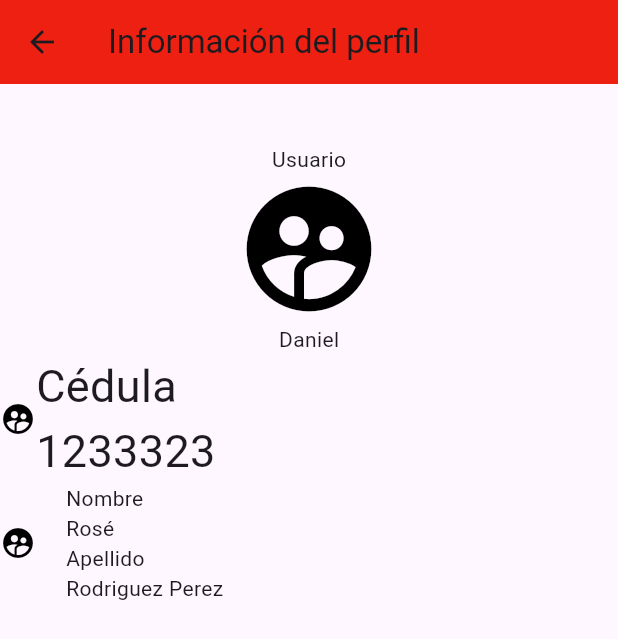
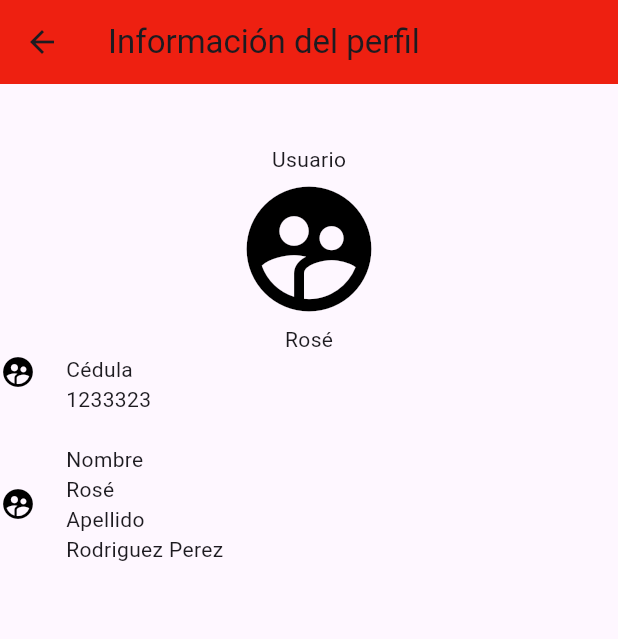
Before and after one commit to ara-project/Front, a Flutter app: the Perfil screen opened by its route, on a phone screen of 412 x 824 dp. Shown: the top 639 px of the screen. Run offline on Flutter 3.47's test engine with Material 3 defaults, Android fonts, the phone set to English and light mode, and no system bars; our stand-ins replace get.

Commit message:
Ningun cambio

```diff
--- a/lib/pages/perfile_page.dart
+++ b/lib/pages/perfile_page.dart
@@ -7,8 +7,7 @@ class Perfil extends StatelessWidget {
   Widget build(BuildContext context) {
     return Scaffold(appBar: AppBar(
       title: const Text("Información del perfil"),
-      backgroundColor: const Color.fromARGB(255, 238, 32, 17)
-    ),
+      backgroundColor: const Color.fromARGB(255, 238, 32, 17)),
       body: const Center(
         child: Column(
           mainAxisAlignment: MainAxisAlignment.start,
@@ -25,22 +24,25 @@ class Perfil extends StatelessWidget {
                 ),
               ],
             ),
-            Text('Daniel'),
-              Row(children: [
+            Text('Rosé'),
+              Row(
+                crossAxisAlignment: CrossAxisAlignment.start,
+                children: [
                   Icon(
                     Icons.supervised_user_circle_rounded,
                     color: Colors.black,
                     ),
+                    SizedBox(width: 20),
                     Column(
                       crossAxisAlignment: CrossAxisAlignment.start,
                       children: [
-                      Text("Cédula",style: TextStyle(fontSize: 30),),
-                      Text("1233323",style: TextStyle(fontSize: 30)),
+                        Text("Cédula"),
+                        Text("1233323"),
                         ],
-
                       ),
-                  ]
+                      SizedBox(width: 20,)],
                       ),
+                   SizedBox(height: 20),
                  Row(
                   children: [
                     Column(
@@ -48,7 +50,6 @@ class Perfil extends StatelessWidget {
                       children: [
                         Icon(
                           Icons.supervised_user_circle_rounded,
-
                           color: Colors.black,
                         ),
                       ],
@@ -63,12 +64,11 @@ class Perfil extends StatelessWidget {
                               Text("Rodriguez Perez")
                             ],
                       ),
-        ],
-      ),
+                  ],),
+                  Row()
             ],
           ),
         ),
-
       );
   }
 }
```
Lines whose indentation alone changed are shown as unchanged.
